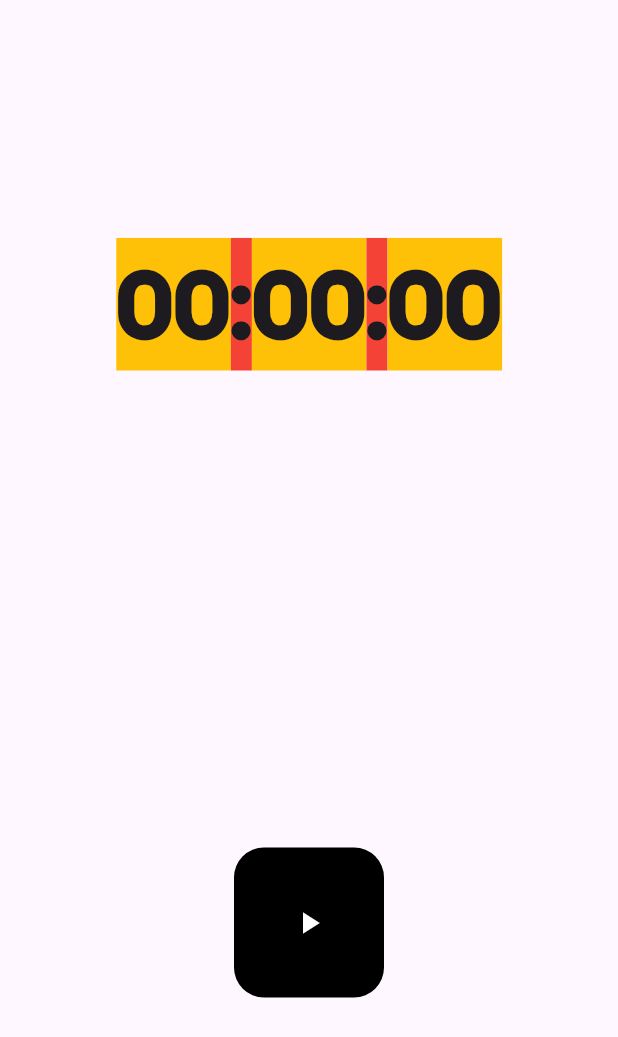
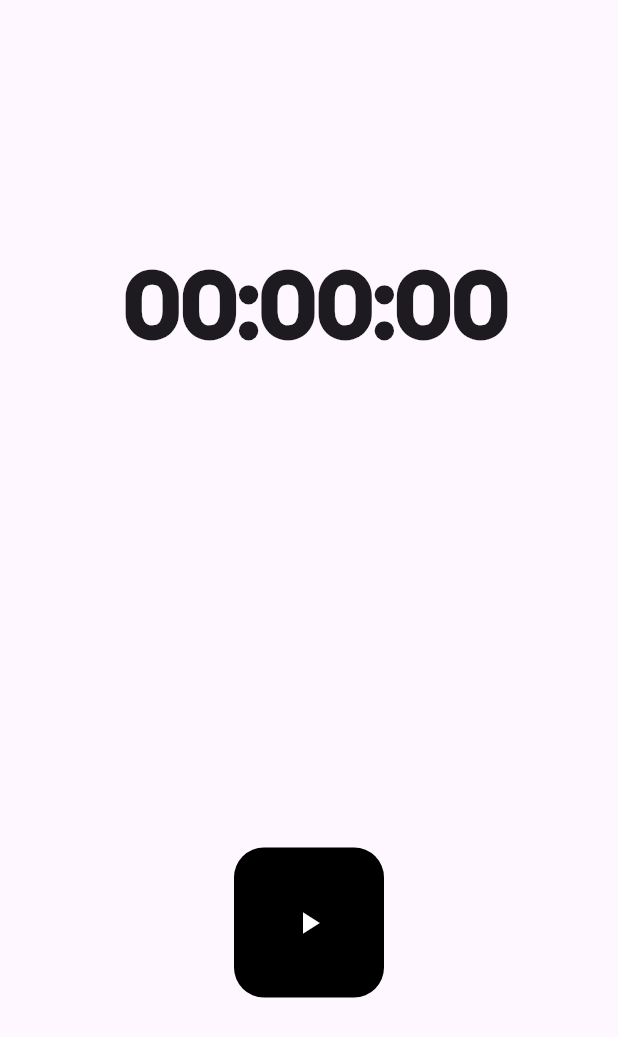
Before and after one commit to coder2505/smartphone-OS, a Flutter app: the StopwatchPage screen opened directly, on a phone screen of 412 x 824 dp. Shown: the top 1037 px of the screen. Run offline on Flutter 3.47's test engine with Material 3 defaults, Android fonts, the light colour scheme and no system bars; our stand-ins replace audioplayers, flutter_riverpod, page_transition, stylish_bottom_bar; missing offline and left inert: flutter_analog_clock, record.

Commit message:
Did the stopwatch, does, play pause reset

```diff
--- a/lib/clock_app/clock_app_riverpod.dart
+++ b/lib/clock_app/clock_app_riverpod.dart
@@ -8,15 +8,10 @@ final stopwatchstartProvider = StateProvider<bool>((ref) {
   return false;
 });
 
-final timeHoursProvider = StateProvider<String>((ref) {
-  return '00';
+final stopwatchresetProvider = StateProvider<bool>((ref) {
+  return false;
 });
-final timeMinutesProvider = StateProvider<String>((ref) {
-  return '00';
+
+final timeProvider = StateProvider<String>((ref) {
+  return '00:00:00';
 });
-final timeSecondsProvider = StateProvider<String>((ref) {
-  return '00';
-});
-final timeMilliSecondsProvider = StateProvider<String>((ref) {
-  return '00';
-});
--- a/lib/clock_app/page_stopwatch/stopwatch_page.dart
+++ b/lib/clock_app/page_stopwatch/stopwatch_page.dart
@@ -16,39 +16,22 @@ class _StopwatchPageState extends ConsumerState<StopwatchPage> {
   @override
   Widget build(BuildContext context) {
     ref.watch(stopwatchstartProvider);
-    ref.watch(timeHoursProvider);
-    ref.watch(timeMinutesProvider);
-    ref.watch(timeMinutesProvider);
-    ref.watch(timeMilliSecondsProvider);
+    ref.watch(timeProvider);
+    ref.watch(stopwatchresetProvider);
 
     double width = MediaQuery.sizeOf(context).width;
 
     bool pressedStart = ref.read(stopwatchstartProvider.notifier).state;
-    String timeHours = ref.read(timeHoursProvider.notifier).state;
-    String timeMinutes = ref.read(timeMinutesProvider.notifier).state;
-    String timeSeconds = ref.read(timeSecondsProvider.notifier).state;
-    String timeMilliSeconds = ref.read(timeMilliSecondsProvider.notifier).state;
+    String time = ref.read(timeProvider.notifier).state;
 
     void startTime() {
       Global.stopwatch.start();
-      Global.timer = Timer.periodic(Duration(milliseconds: 1), (t) {
+      Global.timer = Timer.periodic(Duration(milliseconds: 10), (t) {
         if (Global.stopwatch.isRunning) {
           if (mounted) {
-            ref.read(timeMinutesProvider.notifier).state = Global
-                .stopwatch
-                .elapsed
+            ref.read(timeProvider.notifier).state = Global.stopwatch.elapsed
                 .toString()
-                .substring(2, 4);
-            ref.read(timeSecondsProvider.notifier).state = Global
-                .stopwatch
-                .elapsed
-                .toString()
-                .substring(5, 7);
-            ref.read(timeMilliSecondsProvider.notifier).state = Global
-                .stopwatch
-                .elapsed
-                .toString()
-                .substring(8, 10);
+                .substring(2, 10);
           }
         }
       });
@@ -59,55 +42,26 @@ class _StopwatchPageState extends ConsumerState<StopwatchPage> {
       Global.stopwatch.stop();
     }
 
+    void resetTime() {
+      Global.timer?.cancel();
+      Global.stopwatch.reset();
+      ref.read(timeProvider.notifier).state = '00:00:00';
+      ref.read(stopwatchstartProvider.notifier).state = false;
+    }
+
     return Scaffold(
       body: Column(
         mainAxisAlignment: MainAxisAlignment.spaceAround,
         children: [
+          // THE STOPWATCH TIMER.
           SizedBox(
             child: Center(
               child: Row(
-                mainAxisAlignment: MainAxisAlignment.center,
                 children: [
+                  SizedBox(width: width * 0.2),
                   Text(
-                    timeMinutes,
+                    time,
                     style: TextStyle(
-                      backgroundColor: Colors.amber,
-                      fontFamily: 'CalSans',
-                      fontWeight: FontWeight.bold,
-                      fontSize: width * 0.15,
-                    ),
-                  ),
-                  Text(
-                    ':',
-                    style: TextStyle(
-                      backgroundColor: Colors.red,
-                      fontFamily: 'CalSans',
-                      fontWeight: FontWeight.bold,
-                      fontSize: width * 0.15,
-                    ),
-                  ),
-                  Text(
-                    timeSeconds,
-                    style: TextStyle(
-                      backgroundColor: Colors.amber,
-                      fontFamily: 'CalSans',
-                      fontWeight: FontWeight.bold,
-                      fontSize: width * 0.15,
-                    ),
-                  ),
-                  Text(
-                    ':',
-                    style: TextStyle(
-                      backgroundColor: Colors.red,
-                      fontFamily: 'CalSans',
-                      fontWeight: FontWeight.bold,
-                      fontSize: width * 0.15,
-                    ),
-                  ),
-                  Text(
-                    timeMilliSeconds,
-                    style: TextStyle(
-                      backgroundColor: Colors.amber,
                       fontFamily: 'CalSans',
                       fontWeight: FontWeight.bold,
                       fontSize: width * 0.15,
@@ -117,18 +71,46 @@ class _StopwatchPageState extends ConsumerState<StopwatchPage> {
               ),
             ),
           ),
-          Row(
-            mainAxisAlignment: MainAxisAlignment.center,
+
+          //THE STOP PLAY BUTTONS
+          AnimatedSwitcher(
+            duration: Duration(milliseconds: 250),
+            child:
+                ref.read(stopwatchresetProvider.notifier).state
+                    ? Row(
+                      mainAxisAlignment: MainAxisAlignment.spaceEvenly,
                       children: [
                         GestureDetector(
                           onTap: () {
+                            ref.read(stopwatchresetProvider.notifier).state =
+                                false;
+
+                            resetTime();
+                          },
+                          child: Container(
+                            width: 100,
+                            height: 100,
+                            decoration: BoxDecoration(
+                              borderRadius: BorderRadius.circular(20),
+                              color: Colors.black,
+                            ),
+                            child: Icon(color: Colors.white, Icons.refresh),
+                          ),
+                        ),
+                        GestureDetector(
+                          onTap: () {
                             if (pressedStart) {
-                    ref.read(stopwatchstartProvider.notifier).state = false;
+                              ref.read(stopwatchstartProvider.notifier).state =
+                                  false;
                               stopTime();
                             } else {
-                    ref.read(stopwatchstartProvider.notifier).state = true;
+                              ref.read(stopwatchstartProvider.notifier).state =
+                                  true;
                               startTime();
                             }
+
+                            ref.read(stopwatchresetProvider.notifier).state =
+                                true;
                           },
                           child: Container(
                             width: 100,
@@ -144,6 +126,106 @@ class _StopwatchPageState extends ConsumerState<StopwatchPage> {
                           ),
                         ),
                       ],
+                    )
+                    : GestureDetector(
+                      onTap: () {
+                        if (pressedStart) {
+                          ref.read(stopwatchstartProvider.notifier).state =
+                              false;
+                          stopTime();
+                        } else {
+                          ref.read(stopwatchstartProvider.notifier).state =
+                              true;
+                          startTime();
+                        }
+
+                        ref.read(stopwatchresetProvider.notifier).state = true;
+                      },
+                      child: Container(
+                        width: 100,
+                        height: 100,
+                        decoration: BoxDecoration(
+                          borderRadius: BorderRadius.circular(20),
+                          color: Colors.black,
+                        ),
+                        child: Icon(
+                          color: Colors.white,
+                          pressedStart ? Icons.pause : Icons.play_arrow,
+                        ),
+                      ),
+                    ),
+
+            // Row(
+            //   mainAxisAlignment: MainAxisAlignment.spaceEvenly,
+            //   children: [
+            //     // RESET BUTTON
+            //     if (ref.read(stopwatchresetProvider.notifier).state) ...[
+            //       GestureDetector(
+            //         onTap: () {
+            //           resetTime();
+            //         },
+            //         child: Container(
+            //           width: 100,
+            //           height: 100,
+            //           decoration: BoxDecoration(
+            //             borderRadius: BorderRadius.circular(20),
+            //             color: Colors.black,
+            //           ),
+            //           child: Icon(color: Colors.white, Icons.refresh),
+            //         ),
+            //       ),
+            //       // PLAY PAUSE
+            //       GestureDetector(
+            //         onTap: () {
+            //           if (pressedStart) {
+            //             ref.read(stopwatchstartProvider.notifier).state = false;
+            //             stopTime();
+            //           } else {
+            //             ref.read(stopwatchstartProvider.notifier).state = true;
+            //             startTime();
+            //           }
+            //           ref.read(stopwatchresetProvider.notifier).state = true;
+            //         },
+            //         child: Container(
+            //           width: 100,
+            //           height: 100,
+            //           decoration: BoxDecoration(
+            //             borderRadius: BorderRadius.circular(20),
+            //             color: Colors.black,
+            //           ),
+            //           child: Icon(
+            //             color: Colors.white,
+            //             pressedStart ? Icons.pause : Icons.play_arrow,
+            //           ),
+            //         ),
+            //       ),
+            //     ] else
+            //       GestureDetector(
+            //         onTap: () {
+            //           if (pressedStart) {
+            //             ref.read(stopwatchstartProvider.notifier).state = false;
+            //             stopTime();
+            //           } else {
+            //             ref.read(stopwatchstartProvider.notifier).state = true;
+            //             startTime();
+            //           }
+            //           ref.read(stopwatchresetProvider.notifier).state = true;
+            //         },
+            //         child: Container(
+            //           width: 100,
+            //           height: 100,
+            //           decoration: BoxDecoration(
+            //             borderRadius: BorderRadius.circular(20),
+            //             color: Colors.black,
+            //           ),
+            //           child: Icon(
+            //             color: Colors.white,
+            //             pressedStart ? Icons.pause : Icons.play_arrow,
+            //           ),
+            //         ),
+            //       ),
+            //   ],
+            // ),
           ),
         ],
       ),
```
Also changed, not shown: lib/clock_app/page_stopwatch/return_widgets.dart (added, +47 -0 lines). Lines whose indentation alone changed are shown as unchanged.
